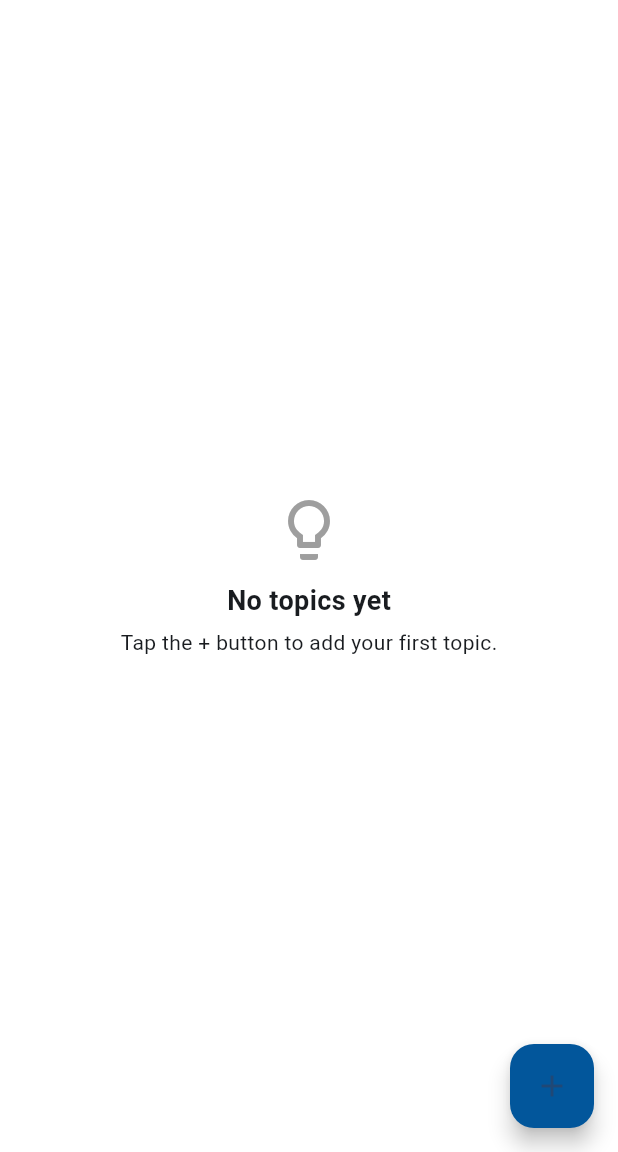
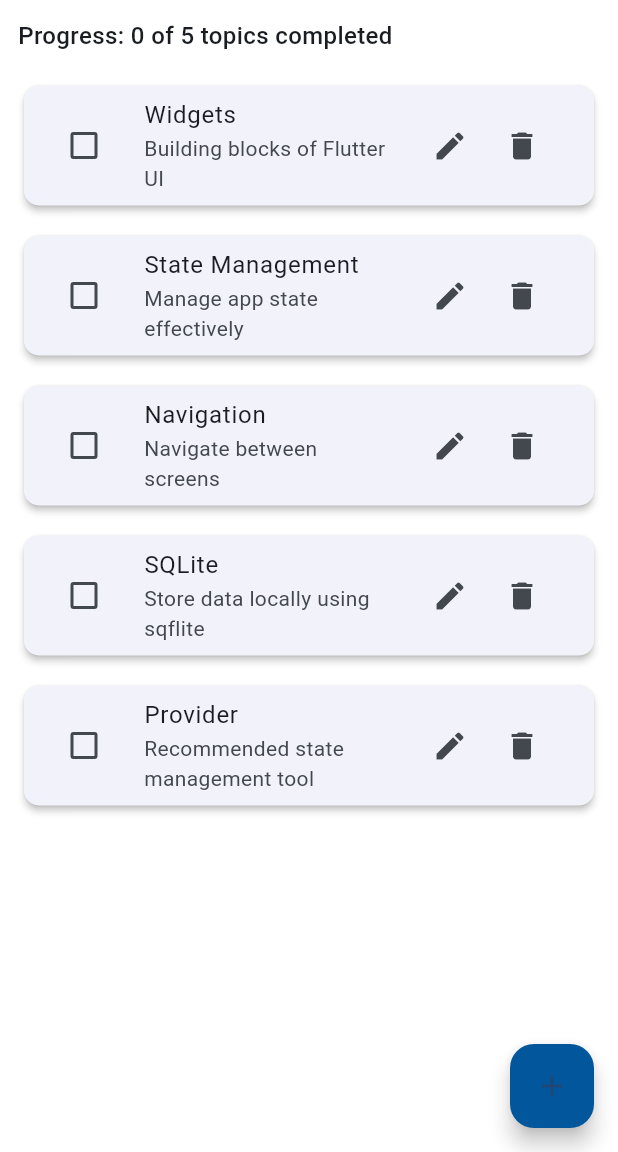
Before and after one commit to DarraghReid/flutter_learner, a Flutter app: the screen it shows after launch, on a phone screen of 412 x 824 dp, the part 84-1236 px from its top. Run offline on Flutter 3.47's test engine with Material 3 defaults, Android fonts, the light colour scheme and no system bars; our stand-ins replace sqflite; accounts and stored records are empty.

Commit message:
Improve UI with progress header, sorting, and card padding

```diff
--- a/lib/db/database_helper.dart
+++ b/lib/db/database_helper.dart
@@ -28,6 +28,8 @@ class DatabaseHelper {
   Future<Database> _initDatabase() async {
     final dbPath = await getDatabasesPath(); // Get the default database path
     final path = join(dbPath, 'topics.db');  // Set the database file name
+
+    print('📦 Database path: $path');
 
     return await openDatabase(
       path,
--- a/lib/providers/topic_provider.dart
+++ b/lib/providers/topic_provider.dart
@@ -36,4 +36,23 @@ class TopicProvider with ChangeNotifier {
     await _dbHelper.deleteTopic(id);
     await loadTopics();
   }
+
+  /// Preloads sample topics into the database if the list is empty.
+  Future<void> preloadTopicsIfNeeded() async {
+    if (_topics.isEmpty) {
+        final sampleTopics = [
+        Topic(title: 'Widgets', description: 'Building blocks of Flutter UI'),
+        Topic(title: 'State Management', description: 'Manage app state effectively'),
+        Topic(title: 'Navigation', description: 'Navigate between screens'),
+        Topic(title: 'SQLite', description: 'Store data locally using sqflite'),
+        Topic(title: 'Provider', description: 'Recommended state management tool'),
+        ];
+
+        for (final topic in sampleTopics) {
+        await DatabaseHelper().insertTopic(topic);
+        }
+
+        await loadTopics(); // Reload after inserting
+    }
+  }
 }
--- a/lib/screens/home_screen.dart
+++ b/lib/screens/home_screen.dart
@@ -44,39 +44,63 @@ class _HomeScreenState extends State<HomeScreen> {
         ),
       ),
       body: topicProvider.topics.isEmpty
-          ? const Center(
-                // Display a message when there are no topics
-              child: Column(
-                mainAxisSize: MainAxisSize.min,
-                children: const [
-                    Icon(Icons.lightbulb_outline, size: 48, color: Colors.grey),
-                    SizedBox(height: 10),
-                    Text(
-                    'No topics yet',
-                    style: TextStyle(fontSize: 18, fontWeight: FontWeight.bold),
+        ? const Center(child: Text('No topics yet. Add one!'))
+        : Column(
+            crossAxisAlignment: CrossAxisAlignment.start,
+            children: [
+            // Progress indicator
+            Padding(
+                padding: const EdgeInsets.all(12.0),
+                child: Text(
+                'Progress: ${topicProvider.topics.where((t) => t.isDone).length} of ${topicProvider.topics.length} topics completed',
+                style: const TextStyle(fontSize: 16, fontWeight: FontWeight.w500),
                 ),
-                    SizedBox(height: 5),
-                    Text('Tap the + button to add your first topic.'),
-                ],
             ),
-            )
-          : ListView.builder(
+
+            // Expanded list view of sorted topics
+            Expanded(
+                child: Padding(
+                padding: const EdgeInsets.symmetric(horizontal: 12.0),
+                child: ListView.builder(
                     itemCount: topicProvider.topics.length,
                     itemBuilder: (context, index) {
-                final topic = topicProvider.topics[index];
+                    // Sort topics: incomplete first
+                    final sortedTopics = [...topicProvider.topics]
+                        ..sort((a, b) => (a.isDone ? 1 : 0) - (b.isDone ? 1 : 0));
 
-                return Card(
-                    // Add some padding around each topic card
-                    margin: const EdgeInsets.symmetric(horizontal: 12, vertical: 6),
+                    final topic = sortedTopics[index];
+
+                    return Padding(
+                        padding: const EdgeInsets.symmetric(vertical: 6.0),
+                        child: Card(
+                        elevation: 2,
+                        shape: RoundedRectangleBorder(
+                            borderRadius: BorderRadius.circular(10),
+                        ),
                         child: ListTile(
-                        contentPadding: const EdgeInsets.symmetric(horizontal: 16, vertical: 8),
                             title: Text(
                             topic.title,
                             style: TextStyle(
-                            decoration: topic.isDone ? TextDecoration.lineThrough : null,
+                                decoration: topic.isDone
+                                    ? TextDecoration.lineThrough
+                                    : null,
                             ),
                             ),
                             subtitle: Text(topic.description),
+                            leading: Checkbox(
+                            value: topic.isDone,
+                            onChanged: (val) {
+                                topicProvider.updateTopic(
+                                Topic(
+                                    id: topic.id,
+                                    title: topic.title,
+                                    description: topic.description,
+                                    isDone: val ?? false,
+                                    notes: topic.notes,
+                                ),
+                                );
+                            },
+                            ),
                             trailing: Row(
                             mainAxisSize: MainAxisSize.min,
                             children: [
@@ -93,63 +117,30 @@ class _HomeScreenState extends State<HomeScreen> {
                                 ),
                                 IconButton(
                                 icon: const Icon(Icons.delete),
-                            onPressed: () async {
-                                final confirm = await showDialog<bool>(
-                                context: context,
-                                builder: (context) => AlertDialog(
-                                    title: const Text('Delete Topic'),
-                                    content: const Text('Are you sure you want to delete this topic?'),
-                                    actions: [
-                                    TextButton(
-                                        onPressed: () => Navigator.pop(context, false),
-                                        child: const Text('Cancel'),
-                                    ),
-                                    TextButton(
-                                        onPressed: () => Navigator.pop(context, true),
-                                        child: const Text('Delete', style: TextStyle(color: Colors.red)),
-                                    ),
-                                    ],
-                                ),
-                                );
-
-                                if (confirm == true) {
+                                onPressed: () {
                                     topicProvider.deleteTopic(topic.id!);
-                                ScaffoldMessenger.of(context).showSnackBar(
-                                    const SnackBar(content: Text('Topic deleted')),
-                                );
-                                }
                                 },
                                 ),
                             ],
-                        ),
-                        leading: Checkbox(
-                        value: topic.isDone,
-                        onChanged: (val) {
-                            topicProvider.updateTopic(
-                            Topic(
-                                id: topic.id,
-                                title: topic.title,
-                                description: topic.description,
-                                isDone: val ?? false,
-                                notes: topic.notes,
-                            ),
-                            );
-                        },
                             ),
                             onTap: () {
                             Navigator.push(
                                 context,
                                 MaterialPageRoute(
-                            builder: (context) => TopicDetailScreen(topic: topic),
+                                builder: (_) => TopicDetailScreen(topic: topic),
                                 ),
                             );
                             },
                         ),
+                        ),
                     );
                     },
                 ),
+                ),
+            ),
+            ],
+        ),
 
-      // Floating action button to add a new topic
       floatingActionButton: FloatingActionButton(
         onPressed: () {
           // Navigate to the AddTopic screen
```
Also changed, not shown: lib/main.dart (+11 -3 lines). Lines whose indentation alone changed are shown as unchanged.
